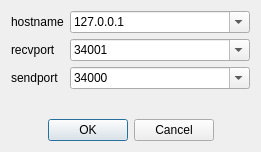
Qt form forms/udpcom_connect_dialog.ui (t0beers/ndlcom) before a commit.
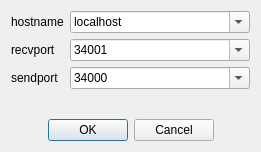
The same form after that commit.

What changed in the file:
```diff
--- a/forms/udpcom_connect_dialog.ui
+++ b/forms/udpcom_connect_dialog.ui
@@ -44,7 +44,7 @@
        </property>
        <item>
         <property name="text">
-         <string>127.0.0.1</string>
+         <string>localhost</string>
         </property>
        </item>
        <item>
```
Left out of the diff: 4 changed lines with no effect on the pictures.
